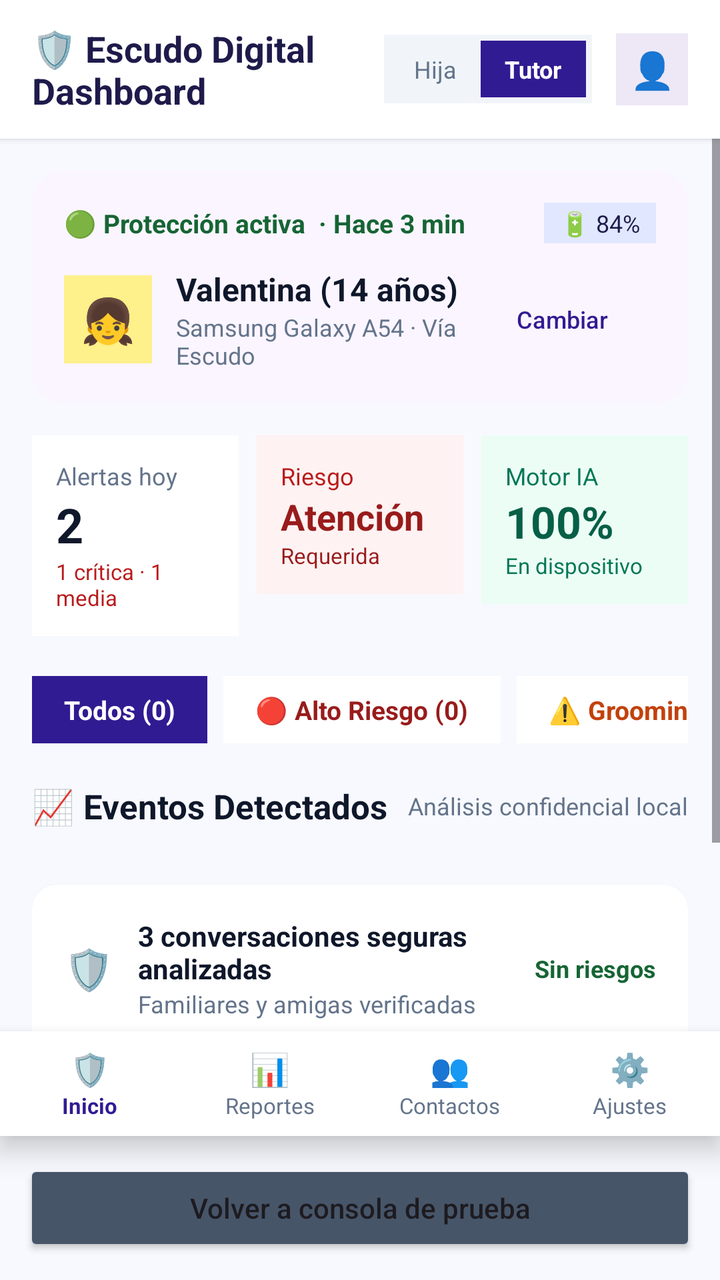
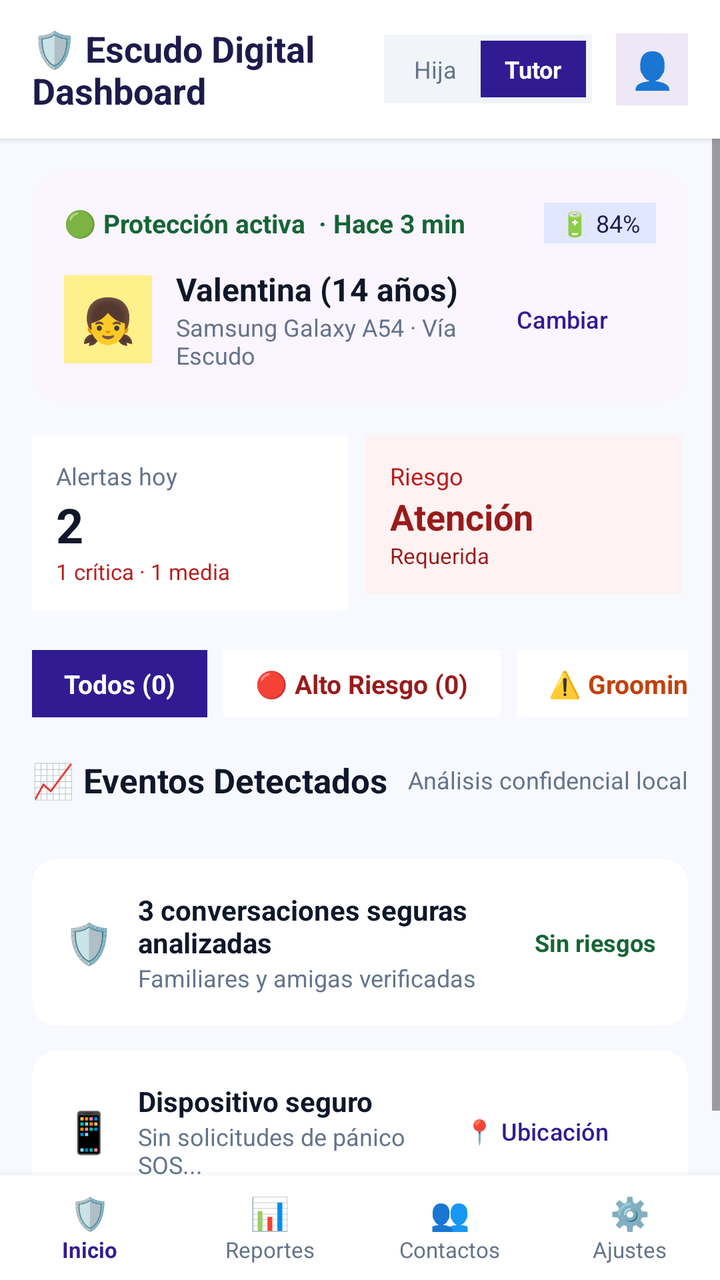

An Android layout rendered at two revisions. The XML below is the earlier revision; the diff shows what the commit changed to produce the second picture.
<!-- AndroidManifest.xml: application theme Theme.MyApplication -->
<!-- res/layout/activity_dashboard.xml -->
<?xml version="1.0" encoding="utf-8"?>
<LinearLayout xmlns:android="http://schemas.android.com/apk/res/android"
    xmlns:app="http://schemas.android.com/apk/res-auto"
    android:id="@+id/dashboardRoot"
    android:layout_width="match_parent"
    android:layout_height="match_parent"
    android:background="#F8F9FE"
    android:orientation="vertical">

    
    <LinearLayout
        android:layout_width="match_parent"
        android:layout_height="wrap_content"
        android:background="#FFFFFF"
        android:elevation="2dp"
        android:gravity="center_vertical"
        android:orientation="horizontal"
        android:paddingHorizontal="16dp"
        android:paddingVertical="12dp">

        <TextView
            android:layout_width="0dp"
            android:layout_height="wrap_content"
            android:layout_weight="1"
            android:text="🛡️ Escudo Digital\nDashboard"
            android:textColor="#1E1B4B"
            android:textSize="18sp"
            android:textStyle="bold" />

        <LinearLayout
            android:layout_width="wrap_content"
            android:layout_height="wrap_content"
            android:background="#F1F5F9"
            android:orientation="horizontal"
            android:padding="3dp">

            <TextView
                android:id="@+id/roleHija"
                android:layout_width="wrap_content"
                android:layout_height="wrap_content"
                android:paddingHorizontal="12dp"
                android:paddingVertical="6dp"
                android:text="Hija"
                android:textColor="#64748B"
                android:textSize="12sp" />

            <TextView
                android:id="@+id/roleTutor"
                android:layout_width="wrap_content"
                android:layout_height="wrap_content"
                android:background="#311B92"
                android:paddingHorizontal="12dp"
                android:paddingVertical="6dp"
                android:text="Tutor"
                android:textColor="#FFFFFF"
                android:textSize="12sp"
                android:textStyle="bold" />
        </LinearLayout>

        <TextView
            android:layout_width="36dp"
            android:layout_height="36dp"
            android:layout_marginStart="12dp"
            android:background="#EDE7F6"
            android:gravity="center"
            android:text="👤"
            android:textSize="18sp" />
    </LinearLayout>

    <ScrollView
        android:layout_width="match_parent"
        android:layout_height="0dp"
        android:layout_weight="1"
        android:fillViewport="true">

        <LinearLayout
            android:layout_width="match_parent"
            android:layout_height="wrap_content"
            android:orientation="vertical"
            android:padding="16dp">

            
            <androidx.cardview.widget.CardView
                android:layout_width="match_parent"
                android:layout_height="wrap_content"
                app:cardBackgroundColor="#FAF5FF"
                app:cardCornerRadius="16dp"
                app:cardElevation="0dp">

                <LinearLayout
                    android:layout_width="match_parent"
                    android:layout_height="wrap_content"
                    android:orientation="vertical"
                    android:padding="16dp">

                    <LinearLayout
                        android:layout_width="match_parent"
                        android:layout_height="wrap_content"
                        android:gravity="center_vertical"
                        android:orientation="horizontal">

                        <TextView
                            android:layout_width="0dp"
                            android:layout_height="wrap_content"
                            android:layout_weight="1"
                            android:text="🟢 Protección activa  · Hace 3 min"
                            android:textColor="#166534"
                            android:textSize="13sp"
                            android:textStyle="bold" />

                        <TextView
                            android:layout_width="wrap_content"
                            android:layout_height="wrap_content"
                            android:background="#E0E7FF"
                            android:paddingHorizontal="8dp"
                            android:paddingVertical="2dp"
                            android:text="🔋 84%"
                            android:textColor="#1E1B4B"
                            android:textSize="12sp" />
                    </LinearLayout>

                    <LinearLayout
                        android:layout_width="match_parent"
                        android:layout_height="wrap_content"
                        android:layout_marginTop="12dp"
                        android:gravity="center_vertical"
                        android:orientation="horizontal">

                        <TextView
                            android:layout_width="44dp"
                            android:layout_height="44dp"
                            android:background="#FEF08A"
                            android:gravity="center"
                            android:text="👧"
                            android:textSize="22sp" />

                        <LinearLayout
                            android:layout_width="0dp"
                            android:layout_height="wrap_content"
                            android:layout_marginStart="12dp"
                            android:layout_weight="1"
                            android:orientation="vertical">

                            <TextView
                                android:layout_width="wrap_content"
                                android:layout_height="wrap_content"
                                android:text="Valentina (14 años)"
                                android:textColor="#0F172A"
                                android:textSize="16sp"
                                android:textStyle="bold" />

                            <TextView
                                android:layout_width="wrap_content"
                                android:layout_height="wrap_content"
                                android:text="Samsung Galaxy A54 · Vía Escudo"
                                android:textColor="#64748B"
                                android:textSize="12sp" />
                        </LinearLayout>

                        <Button
                            android:id="@+id/btnChangeChild"
                            style="?attr/materialButtonOutlinedStyle"
                            android:layout_width="wrap_content"
                            android:layout_height="36dp"
                            android:text="Cambiar"
                            android:textAllCaps="false"
                            android:textColor="#311B92"
                            android:textSize="12sp" />
                    </LinearLayout>
                </LinearLayout>
            </androidx.cardview.widget.CardView>

            
            <LinearLayout
                android:layout_width="match_parent"
                android:layout_height="wrap_content"
                android:layout_marginTop="16dp"
                android:orientation="horizontal">

                
                <LinearLayout
                    android:layout_width="0dp"
                    android:layout_height="wrap_content"
                    android:layout_marginEnd="6dp"
                    android:layout_weight="1"
                    android:background="#FFFFFF"
                    android:orientation="vertical"
                    android:padding="12dp">

                    <TextView
                        android:layout_width="wrap_content"
                        android:layout_height="wrap_content"
                        android:text="Alertas hoy"
                        android:textColor="#64748B"
                        android:textSize="12sp" />

                    <TextView
                        android:id="@+id/statTodayCount"
                        android:layout_width="wrap_content"
                        android:layout_height="wrap_content"
                        android:text="2"
                        android:textColor="#0F172A"
                        android:textSize="24sp"
                        android:textStyle="bold" />

                    <TextView
                        android:id="@+id/statTodayDetail"
                        android:layout_width="wrap_content"
                        android:layout_height="wrap_content"
                        android:text="1 crítica · 1 media"
                        android:textColor="#B91C1C"
                        android:textSize="11sp" />
                </LinearLayout>

                
                <LinearLayout
                    android:layout_width="0dp"
                    android:layout_height="wrap_content"
                    android:layout_marginHorizontal="3dp"
                    android:layout_weight="1"
                    android:background="#FEF2F2"
                    android:orientation="vertical"
                    android:padding="12dp">

                    <TextView
                        android:layout_width="wrap_content"
                        android:layout_height="wrap_content"
                        android:text="Riesgo"
                        android:textColor="#B91C1C"
                        android:textSize="12sp" />

                    <TextView
                        android:id="@+id/statRiskStatus"
                        android:layout_width="wrap_content"
                        android:layout_height="wrap_content"
                        android:text="Atención"
                        android:textColor="#991B1B"
                        android:textSize="18sp"
                        android:textStyle="bold" />

                    <TextView
                        android:layout_width="wrap_content"
                        android:layout_height="wrap_content"
                        android:text="Requerida"
                        android:textColor="#991B1B"
                        android:textSize="11sp" />
                </LinearLayout>

                
                <LinearLayout
                    android:layout_width="0dp"
                    android:layout_height="wrap_content"
                    android:layout_marginStart="6dp"
                    android:layout_weight="1"
                    android:background="#ECFDF5"
                    android:orientation="vertical"
                    android:padding="12dp">

                    <TextView
                        android:layout_width="wrap_content"
                        android:layout_height="wrap_content"
                        android:text="Motor IA"
                        android:textColor="#047857"
                        android:textSize="12sp" />

                    <TextView
                        android:layout_width="wrap_content"
                        android:layout_height="wrap_content"
                        android:text="100%"
                        android:textColor="#065F46"
                        android:textSize="22sp"
                        android:textStyle="bold" />

                    <TextView
                        android:layout_width="wrap_content"
                        android:layout_height="wrap_content"
                        android:text="En dispositivo"
                        android:textColor="#047857"
                        android:textSize="11sp" />
                </LinearLayout>
            </LinearLayout>

            
            <HorizontalScrollView
                android:layout_width="match_parent"
                android:layout_height="wrap_content"
                android:layout_marginTop="20dp"
                android:scrollbars="none">

                <LinearLayout
                    android:layout_width="wrap_content"
                    android:layout_height="wrap_content"
                    android:orientation="horizontal">

                    <TextView
                        android:id="@+id/chipAll"
                        android:layout_width="wrap_content"
                        android:layout_height="wrap_content"
                        android:layout_marginEnd="8dp"
                        android:background="#311B92"
                        android:paddingHorizontal="16dp"
                        android:paddingVertical="8dp"
                        android:text="Todos (0)"
                        android:textColor="#FFFFFF"
                        android:textSize="13sp"
                        android:textStyle="bold" />

                    <TextView
                        android:id="@+id/chipHighRisk"
                        android:layout_width="wrap_content"
                        android:layout_height="wrap_content"
                        android:layout_marginEnd="8dp"
                        android:background="#FFFFFF"
                        android:paddingHorizontal="16dp"
                        android:paddingVertical="8dp"
                        android:text="🔴 Alto Riesgo (0)"
                        android:textColor="#991B1B"
                        android:textSize="13sp"
                        android:textStyle="bold" />

                    <TextView
                        android:id="@+id/chipGrooming"
                        android:layout_width="wrap_content"
                        android:layout_height="wrap_content"
                        android:layout_marginEnd="8dp"
                        android:background="#FFFFFF"
                        android:paddingHorizontal="16dp"
                        android:paddingVertical="8dp"
                        android:text="⚠️ Grooming (0)"
                        android:textColor="#C2410C"
                        android:textSize="13sp"
                        android:textStyle="bold" />

                    <TextView
                        android:id="@+id/chipSexualContent"
                        android:layout_width="wrap_content"
                        android:layout_height="wrap_content"
                        android:layout_marginEnd="8dp"
                        android:background="#FFFFFF"
                        android:paddingHorizontal="16dp"
                        android:paddingVertical="8dp"
                        android:text="🚫 Acoso sexual (0)"
                        android:textColor="#7C2D12"
                        android:textSize="13sp"
                        android:textStyle="bold" />

                    <TextView
                        android:id="@+id/chipCyberbullying"
                        android:layout_width="wrap_content"
                        android:layout_height="wrap_content"
                        android:layout_marginEnd="8dp"
                        android:background="#FFFFFF"
                        android:paddingHorizontal="16dp"
                        android:paddingVertical="8dp"
                        android:text="💻 Ciberbulying (0)"
                        android:textColor="#1D4ED8"
                        android:textSize="13sp"
                        android:textStyle="bold" />

                    <TextView
                        android:id="@+id/chipCoercion"
                        android:layout_width="wrap_content"
                        android:layout_height="wrap_content"
                        android:layout_marginEnd="8dp"
                        android:background="#FFFFFF"
                        android:paddingHorizontal="16dp"
                        android:paddingVertical="8dp"
                        android:text="⚠️ Coacción (0)"
                        android:textColor="#7E22CE"
                        android:textSize="13sp"
                        android:textStyle="bold" />

                    <TextView
                        android:id="@+id/chipMediumRisk"
                        android:layout_width="wrap_content"
                        android:layout_height="wrap_content"
                        android:background="#FFFFFF"
                        android:paddingHorizontal="16dp"
                        android:paddingVertical="8dp"
                        android:text="⚡ Riesgo Medio (0)"
                        android:textColor="#D97706"
                        android:textSize="13sp"
                        android:textStyle="bold" />
                </LinearLayout>
            </HorizontalScrollView>

            
            <LinearLayout
                android:layout_width="match_parent"
                android:layout_height="wrap_content"
                android:layout_marginTop="20dp"
                android:gravity="center_vertical"
                android:orientation="horizontal">

                <TextView
                    android:layout_width="0dp"
                    android:layout_height="wrap_content"
                    android:layout_weight="1"
                    android:text="📈 Eventos Detectados"
                    android:textColor="#0F172A"
                    android:textSize="17sp"
                    android:textStyle="bold" />

                <TextView
                    android:layout_width="wrap_content"
                    android:layout_height="wrap_content"
                    android:text="Análisis confidencial local"
                    android:textColor="#64748B"
                    android:textSize="12sp" />
            </LinearLayout>

            
            <LinearLayout
                android:id="@+id/timelineContainer"
                android:layout_width="match_parent"
                android:layout_height="wrap_content"
                android:layout_marginTop="12dp"
                android:orientation="vertical" />

            
            <androidx.cardview.widget.CardView
                android:layout_width="match_parent"
                android:layout_height="wrap_content"
                android:layout_marginTop="16dp"
                app:cardBackgroundColor="#FFFFFF"
                app:cardCornerRadius="12dp"
                app:cardElevation="1dp">

                <LinearLayout
                    android:layout_width="match_parent"
                    android:layout_height="wrap_content"
                    android:gravity="center_vertical"
                    android:orientation="horizontal"
                    android:padding="16dp">

                    <TextView
                        android:layout_width="wrap_content"
                        android:layout_height="wrap_content"
                        android:text="🛡️"
                        android:textSize="20sp" />

                    <LinearLayout
                        android:layout_width="0dp"
                        android:layout_height="wrap_content"
                        android:layout_marginStart="12dp"
                        android:layout_weight="1"
                        android:orientation="vertical">

                        <TextView
                            android:layout_width="wrap_content"
                            android:layout_height="wrap_content"
                            android:text="3 conversaciones seguras analizadas"
                            android:textColor="#0F172A"
                            android:textSize="14sp"
                            android:textStyle="bold" />

                        <TextView
                            android:layout_width="wrap_content"
                            android:layout_height="wrap_content"
                            android:text="Familiares y amigas verificadas"
                            android:textColor="#64748B"
                            android:textSize="12sp" />
                    </LinearLayout>

                    <TextView
                        android:layout_width="wrap_content"
                        android:layout_height="wrap_content"
                        android:text="Sin riesgos"
                        android:textColor="#166534"
                        android:textSize="12sp"
                        android:textStyle="bold" />
                </LinearLayout>
            </androidx.cardview.widget.CardView>

            
            <androidx.cardview.widget.CardView
                android:layout_width="match_parent"
                android:layout_height="wrap_content"
                android:layout_marginTop="12dp"
                app:cardBackgroundColor="#FFFFFF"
                app:cardCornerRadius="12dp"
                app:cardElevation="1dp">

                <LinearLayout
                    android:layout_width="match_parent"
                    android:layout_height="wrap_content"
                    android:gravity="center_vertical"
                    android:orientation="horizontal"
                    android:padding="16dp">

                    <TextView
                        android:layout_width="wrap_content"
                        android:layout_height="wrap_content"
                        android:text="📱"
                        android:textSize="20sp" />

                    <LinearLayout
                        android:layout_width="0dp"
                        android:layout_height="wrap_content"
                        android:layout_marginStart="12dp"
                        android:layout_weight="1"
                        android:orientation="vertical">

                        <TextView
                            android:layout_width="wrap_content"
                            android:layout_height="wrap_content"
                            android:text="Dispositivo seguro"
                            android:textColor="#0F172A"
                            android:textSize="14sp"
                            android:textStyle="bold" />

                        <TextView
                            android:layout_width="wrap_content"
                            android:layout_height="wrap_content"
                            android:text="Sin solicitudes de pánico SOS..."
                            android:textColor="#64748B"
                            android:textSize="12sp" />
                    </LinearLayout>

                    <Button
                        style="?attr/materialButtonOutlinedStyle"
                        android:layout_width="wrap_content"
                        android:layout_height="36dp"
                        android:text="📍 Ubicación"
                        android:textAllCaps="false"
                        android:textColor="#311B92"
                        android:textSize="12sp" />
                </LinearLayout>
            </androidx.cardview.widget.CardView>

        </LinearLayout>
    </ScrollView>

    
    <LinearLayout
        android:layout_width="match_parent"
        android:layout_height="wrap_content"
        android:background="#FFFFFF"
        android:elevation="8dp"
        android:orientation="horizontal"
        android:paddingVertical="8dp">

        <LinearLayout
            android:id="@+id/homeNavigation"
            android:layout_width="0dp"
            android:layout_height="wrap_content"
            android:layout_weight="1"
            android:gravity="center"
            android:orientation="vertical">

            <TextView
                android:layout_width="wrap_content"
                android:layout_height="wrap_content"
                android:text="🛡️"
                android:textSize="16sp" />

            <TextView
                android:layout_width="wrap_content"
                android:layout_height="wrap_content"
                android:text="Inicio"
                android:textColor="#311B92"
                android:textSize="11sp"
                android:textStyle="bold" />
        </LinearLayout>

        <LinearLayout
            android:id="@+id/reportsNavigation"
            android:layout_width="0dp"
            android:layout_height="wrap_content"
            android:layout_weight="1"
            android:gravity="center"
            android:orientation="vertical">

            <TextView
                android:layout_width="wrap_content"
                android:layout_height="wrap_content"
                android:text="📊"
                android:textSize="16sp" />

            <TextView
                android:layout_width="wrap_content"
                android:layout_height="wrap_content"
                android:text="Reportes"
                android:textColor="#64748B"
                android:textSize="11sp" />
        </LinearLayout>

        <LinearLayout
            android:layout_width="0dp"
            android:layout_height="wrap_content"
            android:layout_weight="1"
            android:gravity="center"
            android:orientation="vertical">

            <TextView
                android:layout_width="wrap_content"
                android:layout_height="wrap_content"
                android:text="👥"
                android:textSize="16sp" />

            <TextView
                android:layout_width="wrap_content"
                android:layout_height="wrap_content"
                android:text="Contactos"
                android:textColor="#64748B"
                android:textSize="11sp" />
        </LinearLayout>

        <LinearLayout
            android:layout_width="0dp"
            android:layout_height="wrap_content"
            android:layout_weight="1"
            android:gravity="center"
            android:orientation="vertical">

            <TextView
                android:layout_width="wrap_content"
                android:layout_height="wrap_content"
                android:text="⚙️"
                android:textSize="16sp" />

            <TextView
                android:layout_width="wrap_content"
                android:layout_height="wrap_content"
                android:text="Ajustes"
                android:textColor="#64748B"
                android:textSize="11sp" />
        </LinearLayout>
    </LinearLayout>

    <Button
        android:id="@+id/backToAnalysisButton"
        android:layout_width="match_parent"
        android:layout_height="wrap_content"
        android:layout_margin="12dp"
        android:backgroundTint="#475569"
        android:text="Volver a consola de prueba"
        android:textAllCaps="false" />
</LinearLayout>
<!-- resources referenced by this layout -->
<resources>
  <style name="Theme.MyApplication" parent="Base.Theme.MyApplication" />
  <style name="Base.Theme.MyApplication" parent="Theme.Material3.DayNight.NoActionBar">
          
          
      </style>
</resources>

<!-- the commit's change to res/layout/activity_dashboard.xml (unified diff, before → after) -->
@@ -246,38 +246,6 @@
                         android:textSize="11sp" />
                 </LinearLayout>
 
-                
-                <LinearLayout
-                    android:layout_width="0dp"
-                    android:layout_height="wrap_content"
-                    android:layout_marginStart="6dp"
-                    android:layout_weight="1"
-                    android:background="#ECFDF5"
-                    android:orientation="vertical"
-                    android:padding="12dp">
-
-                    <TextView
-                        android:layout_width="wrap_content"
-                        android:layout_height="wrap_content"
-                        android:text="Motor IA"
-                        android:textColor="#047857"
-                        android:textSize="12sp" />
-
-                    <TextView
-                        android:layout_width="wrap_content"
-                        android:layout_height="wrap_content"
-                        android:text="100%"
-                        android:textColor="#065F46"
-                        android:textSize="22sp"
-                        android:textStyle="bold" />
-
-                    <TextView
-                        android:layout_width="wrap_content"
-                        android:layout_height="wrap_content"
-                        android:text="En dispositivo"
-                        android:textColor="#047857"
-                        android:textSize="11sp" />
-                </LinearLayout>
             </LinearLayout>
 
             
@@ -533,6 +501,7 @@
 
     
     <LinearLayout
+        android:id="@+id/bottomNavigation"
         android:layout_width="match_parent"
         android:layout_height="wrap_content"
         android:background="#FFFFFF"
@@ -628,12 +597,4 @@
         </LinearLayout>
     </LinearLayout>
 
-    <Button
-        android:id="@+id/backToAnalysisButton"
-        android:layout_width="match_parent"
-        android:layout_height="wrap_content"
-        android:layout_margin="12dp"
-        android:backgroundTint="#475569"
-        android:text="Volver a consola de prueba"
-        android:textAllCaps="false" />
 </LinearLayout>
